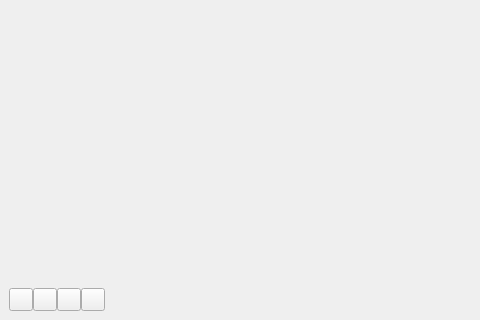
The window that mainwindow.ui (CarlosFdez/videocrop) describes before a commit, drawn with Qt 5; both pictures show x 0 to 480 and y 232 to 552 of the 1002 by 552 pixel window.
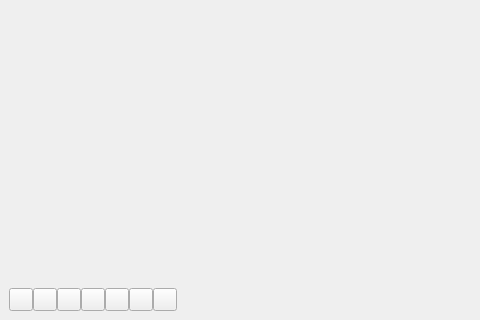
The same window after the commit.

Commit message: Added rudimentary trim and split buttons

```diff
--- a/mainwindow.ui
+++ b/mainwindow.ui
@@ -29,6 +29,11 @@
 	min-width: 140px;
 	max-width: 140px;
 }
+
+#statusBar QToolButton {
+	width: 16px;
+	height: 16px;
+}
 </string>
   </property>
   <widget class="QWidget" name="centralwidget">
@@ -150,6 +155,45 @@
              </property>
             </widget>
            </item>
+           <item>
+            <widget class="QToolButton" name="trimLeftButton">
+             <property name="enabled">
+              <bool>true</bool>
+             </property>
+             <property name="text">
+              <string/>
+             </property>
+             <property name="checkable">
+              <bool>false</bool>
+             </property>
+            </widget>
+           </item>
+           <item>
+            <widget class="QToolButton" name="splitMiddleButton">
+             <property name="enabled">
+              <bool>true</bool>
+             </property>
+             <property name="text">
+              <string/>
+             </property>
+             <property name="checkable">
+              <bool>false</bool>
+             </property>
+            </widget>
+           </item>
+           <item>
+            <widget class="QToolButton" name="trimRightButton">
+             <property name="enabled">
+              <bool>true</bool>
+             </property>
+             <property name="text">
+              <string/>
+             </property>
+             <property name="checkable">
+              <bool>false</bool>
+             </property>
+            </widget>
+           </item>
           </layout>
          </item>
          <item alignment="Qt::AlignRight">
```
The commit also changes 2 other files.
